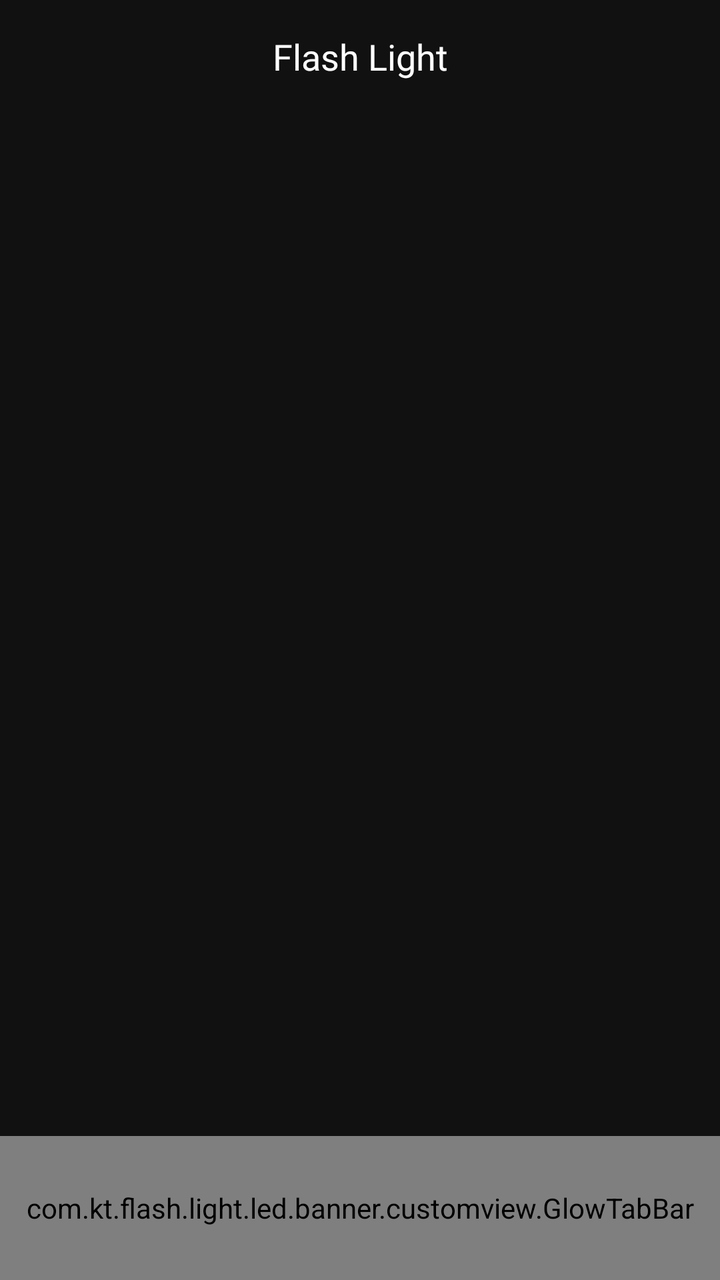
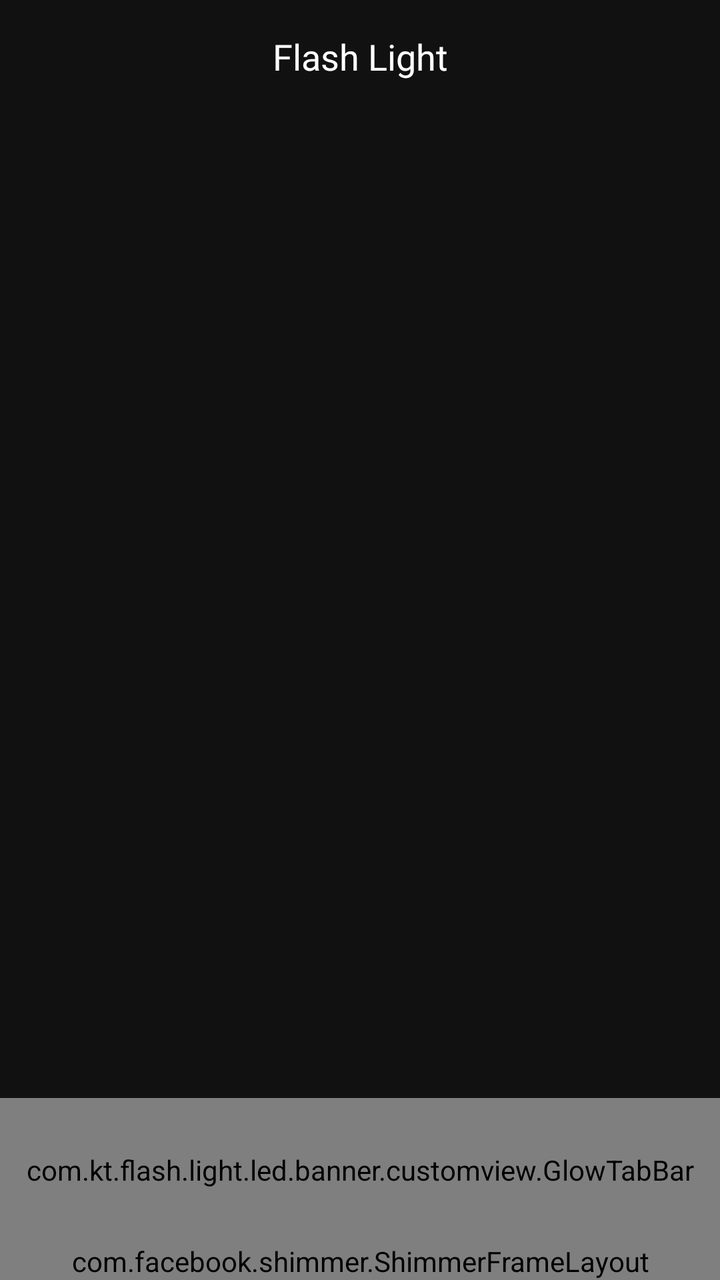

Compare the two renders of this Android layout. The source of the first and the diff that turns it into the second are given below.
<!-- AndroidManifest.xml: application theme Theme.Flashlight -->
<!-- res/layout/activity_main.xml -->
<?xml version="1.0" encoding="utf-8"?>
<LinearLayout xmlns:android="http://schemas.android.com/apk/res/android"
    xmlns:app="http://schemas.android.com/apk/res-auto"
    xmlns:tools="http://schemas.android.com/tools"
    android:id="@+id/main"
    android:clipChildren="false"
    android:clipToPadding="false"
    android:layout_width="match_parent"
    android:layout_height="match_parent"
    android:background="#111111"
    android:orientation="vertical"
    tools:context=".component.main.MainActivity">

    <TextView
        android:id="@+id/screen_title"
        android:layout_width="match_parent"
        android:layout_height="wrap_content"
        android:paddingTop="@dimen/size16"
        android:paddingBottom="@dimen/size8"
        android:gravity="center"
        android:fontFamily="@font/plusjakartasans_semibold"
        android:text="@string/app_name"
        android:textColor="#FFFFFF"
        android:textSize="@dimen/text_size_18" />

    <androidx.viewpager2.widget.ViewPager2
        android:id="@+id/main_pager"
        android:layout_width="match_parent"
        android:layout_height="0dp"
        android:layout_weight="1" />

    <com.kt.flash.light.led.banner.customview.GlowTabBar
        android:id="@+id/bottom_tabs"
        android:layout_width="match_parent"
        android:layout_height="@dimen/size72"
        android:background="#1A1919"
        android:paddingStart="@dimen/size6"
        android:paddingTop="@dimen/size8"
        android:paddingEnd="@dimen/size6"
        android:paddingBottom="@dimen/size8">

        <LinearLayout
            android:id="@+id/tab_flash"
            android:layout_width="0dp"
            android:layout_height="match_parent"
            android:layout_marginStart="0dp"
            android:layout_weight="1"
            android:background="@drawable/bg_main_tab"
            android:clickable="true"
            android:focusable="true"
            android:gravity="center"
            android:orientation="vertical">

            <ImageView
                android:layout_width="@dimen/size26"
                android:layout_height="@dimen/size26"
                android:duplicateParentState="true"
                android:importantForAccessibility="no"
                android:src="@drawable/ic_flashlight"
                app:tint="@color/control_tint" />

            <TextView
                android:layout_width="match_parent"
                android:layout_height="wrap_content"
                android:layout_marginTop="@dimen/size8"
                android:duplicateParentState="true"
                android:fontFamily="@font/plusjakartasans_medium"
                android:gravity="center"
                android:text="@string/flashlight_tab"
                android:textColor="@color/control_tint"
                android:textSize="@dimen/text_size_12" />
        </LinearLayout>

        <LinearLayout
            android:id="@+id/tab_edge"
            android:layout_width="0dp"
            android:layout_height="match_parent"
            android:layout_marginStart="0dp"
            android:layout_weight="1"
            android:background="@drawable/bg_main_tab"
            android:clickable="true"
            android:focusable="true"
            android:gravity="center"
            android:orientation="vertical">

            <ImageView
                android:layout_width="@dimen/size26"
                android:layout_height="@dimen/size26"
                android:duplicateParentState="true"
                android:importantForAccessibility="no"
                android:src="@drawable/ic_edge_off"
                app:tint="@color/control_tint" />

            <TextView
                android:layout_width="match_parent"
                android:layout_height="wrap_content"
                android:layout_marginTop="@dimen/size8"
                android:duplicateParentState="true"
                android:fontFamily="@font/plusjakartasans_medium"
                android:gravity="center"
                android:text="@string/edge_lighting"
                android:textColor="@color/control_tint"
                android:textSize="@dimen/text_size_12" />
        </LinearLayout>

        <LinearLayout
            android:id="@+id/tab_led"
            android:layout_width="0dp"
            android:layout_height="match_parent"
            android:layout_marginStart="0dp"
            android:layout_weight="1"
            android:background="@drawable/bg_main_tab"
            android:clickable="true"
            android:focusable="true"
            android:gravity="center"
            android:orientation="vertical">

            <ImageView
                android:layout_width="@dimen/size26"
                android:layout_height="@dimen/size26"
                android:duplicateParentState="true"
                android:importantForAccessibility="no"
                android:src="@drawable/ic_led_off"
                app:tint="@color/control_tint" />

            <TextView
                android:layout_width="match_parent"
                android:layout_height="wrap_content"
                android:layout_marginTop="@dimen/size8"
                android:duplicateParentState="true"
                android:fontFamily="@font/plusjakartasans_medium"
                android:gravity="center"
                android:text="@string/led"
                android:textColor="@color/control_tint"
                android:textSize="@dimen/text_size_12" />
        </LinearLayout>

        <LinearLayout
            android:id="@+id/tab_alert"
            android:layout_width="0dp"
            android:layout_height="match_parent"
            android:layout_marginStart="0dp"
            android:layout_weight="1"
            android:background="@drawable/bg_main_tab"
            android:clickable="true"
            android:focusable="true"
            android:gravity="center"
            android:orientation="vertical">

            <ImageView
                android:layout_width="@dimen/size26"
                android:layout_height="@dimen/size26"
                android:duplicateParentState="true"
                android:importantForAccessibility="no"
                android:src="@drawable/ic_sos"
                app:tint="@color/control_tint" />

            <TextView
                android:layout_width="match_parent"
                android:layout_height="wrap_content"
                android:layout_marginTop="@dimen/size8"
                android:duplicateParentState="true"
                android:fontFamily="@font/plusjakartasans_medium"
                android:gravity="center"
                android:text="@string/flash_alert"
                android:textColor="@color/control_tint"
                android:textSize="@dimen/text_size_12" />
        </LinearLayout>
    </com.kt.flash.light.led.banner.customview.GlowTabBar>
</LinearLayout>
<!-- resources referenced by this layout -->
<resources>
  <dimen name="size16">16dp</dimen>
  <dimen name="size26">26dp</dimen>
  <dimen name="size6">6dp</dimen>
  <dimen name="size72">72dp</dimen>
  <dimen name="size8">8dp</dimen>
  <dimen name="text_size_12">12sp</dimen>
  <dimen name="text_size_18">18sp</dimen>
  <!-- drawable bg_main_tab (drawable) -->
  <?xml version="1.0" encoding="utf-8"?>
  <ripple xmlns:android="http://schemas.android.com/apk/res/android"
      android:color="#1A1919">
      <item>
          <selector>
              <item android:state_selected="true" android:drawable="@drawable/bg_choose" />
              <item android:drawable="@android:color/transparent" />
          </selector>
      </item>
  </ripple>
  <string name="app_name" translatable="false">Flash Light</string>
  <string name="edge_lighting">Edge Lighting</string>
  <string name="flash_alert">Flash Alert</string>
  <string name="flashlight_tab">Flashlight</string>
  <string name="led">LED</string>
  <style name="Theme.Flashlight" parent="Base.Theme.Flashlight">
          <item name="colorPrimaryDark">@color/color_bg</item>
          <item name="android:windowLightStatusBar">true</item>
          <item name="android:windowFullscreen">true</item>
          <item name="colorAccent">@color/black</item>
          <item name="android:splitMotionEvents">false</item>
          <item name="android:windowEnableSplitTouch">false</item>
      </style>
  <!-- drawable bg_choose (drawable) -->
  <shape xmlns:android="http://schemas.android.com/apk/res/android"
      android:shape="rectangle">
  
      <corners android:radius="12dp"/>
      <size android:width="136dp"
              android:height="136dp"/>
      <gradient
          android:centerColor="#10FFD54F"
          android:endColor="#00FFD54F"
          android:gradientRadius="136dp"
          android:startColor="#30FFD54F"
          android:type="radial" />
  </shape>
  <color name="color_bg">#111111</color>
  <color name="black">#FF000000</color>
  <!-- unchanged entries left out for length: 5 -->
</resources>

<!-- the commit's change to res/layout/activity_main.xml (unified diff, before → after) -->
@@ -15,6 +15,7 @@
         android:id="@+id/screen_title"
         android:layout_width="match_parent"
         android:layout_height="wrap_content"
+        android:layout_marginTop="@dimen/_32sdp"
         android:paddingTop="@dimen/size16"
         android:paddingBottom="@dimen/size8"
         android:gravity="center"
@@ -52,6 +53,7 @@
             android:orientation="vertical">
 
             <ImageView
+                android:id="@+id/tvFlash"
                 android:layout_width="@dimen/size26"
                 android:layout_height="@dimen/size26"
                 android:duplicateParentState="true"
@@ -68,7 +70,13 @@
                 android:gravity="center"
                 android:text="@string/flashlight_tab"
                 android:textColor="@color/control_tint"
-                android:textSize="@dimen/text_size_12" />
+                android:textSize="@dimen/text_size_12"
+
+                android:singleLine="true"
+                android:ellipsize="marquee"
+                android:marqueeRepeatLimit="marquee_forever"
+                android:scrollHorizontally="true"
+                android:focusable="false"/>
         </LinearLayout>
 
         <LinearLayout
@@ -92,6 +100,7 @@
                 app:tint="@color/control_tint" />
 
             <TextView
+                android:id="@+id/tvEdge"
                 android:layout_width="match_parent"
                 android:layout_height="wrap_content"
                 android:layout_marginTop="@dimen/size8"
@@ -100,7 +109,13 @@
                 android:gravity="center"
                 android:text="@string/edge_lighting"
                 android:textColor="@color/control_tint"
-                android:textSize="@dimen/text_size_12" />
+                android:textSize="@dimen/text_size_12"
+
+                android:singleLine="true"
+                android:ellipsize="marquee"
+                android:marqueeRepeatLimit="marquee_forever"
+                android:scrollHorizontally="true"
+                android:focusable="false"/>
         </LinearLayout>
 
         <LinearLayout
@@ -124,6 +139,7 @@
                 app:tint="@color/control_tint" />
 
             <TextView
+                android:id="@+id/tvLed"
                 android:layout_width="match_parent"
                 android:layout_height="wrap_content"
                 android:layout_marginTop="@dimen/size8"
@@ -132,7 +148,13 @@
                 android:gravity="center"
                 android:text="@string/led"
                 android:textColor="@color/control_tint"
-                android:textSize="@dimen/text_size_12" />
+                android:textSize="@dimen/text_size_12"
+
+                android:singleLine="true"
+                android:ellipsize="marquee"
+                android:marqueeRepeatLimit="marquee_forever"
+                android:scrollHorizontally="true"
+                android:focusable="false"/>
         </LinearLayout>
 
         <LinearLayout
@@ -156,6 +178,7 @@
                 app:tint="@color/control_tint" />
 
             <TextView
+                android:id="@+id/tvAlert"
                 android:layout_width="match_parent"
                 android:layout_height="wrap_content"
                 android:layout_marginTop="@dimen/size8"
@@ -164,7 +187,105 @@
                 android:gravity="center"
                 android:text="@string/flash_alert"
                 android:textColor="@color/control_tint"
-                android:textSize="@dimen/text_size_12" />
+                android:textSize="@dimen/text_size_12"
+
+                android:singleLine="true"
+                android:ellipsize="marquee"
+                android:marqueeRepeatLimit="marquee_forever"
+                android:scrollHorizontally="true"
+                android:focusable="false"/>
         </LinearLayout>
     </com.kt.flash.light.led.banner.customview.GlowTabBar>
+    <FrameLayout
+        android:id="@+id/frAdsBanner"
+        android:layout_width="match_parent"
+        android:layout_height="wrap_content"
+        app:layout_constraintBottom_toBottomOf="parent">
+
+        <include layout="@layout/layout_banner_control" />
+    </FrameLayout>
 </LinearLayout>
+<!-- res/layout/layout_banner_control.xml (included above) -->
+<?xml version="1.0" encoding="utf-8"?>
+<com.facebook.shimmer.ShimmerFrameLayout xmlns:android="http://schemas.android.com/apk/res/android"
+    xmlns:app="http://schemas.android.com/apk/res-auto"
+    android:id="@+id/shimmer_container_banner"
+    android:layout_width="match_parent"
+    android:layout_height="wrap_content"
+    android:background="@drawable/bg_card_ads"
+    app:shimmer_auto_start="true"
+    app:shimmer_base_color="#ccc">
+
+    <RelativeLayout
+        android:layout_width="fill_parent"
+        android:layout_height="56dip"
+        android:background="@color/colorWhite">
+
+        <LinearLayout
+            android:layout_width="match_parent"
+            android:layout_height="match_parent"
+            android:gravity="center"
+            android:orientation="horizontal">
+
+            <ImageView
+                android:layout_width="50dip"
+                android:layout_height="50dip"
+                android:background="@color/lightTransparent"
+                android:padding="5dip"
+                android:scaleType="centerCrop" />
+
+            <LinearLayout
+                android:layout_width="0dip"
+                android:layout_height="match_parent"
+                android:layout_gravity="center"
+                android:layout_marginLeft="5dip"
+                android:layout_marginRight="5dip"
+                android:layout_weight="1"
+                android:gravity="center"
+                android:orientation="vertical">
+
+                <TextView
+                    android:layout_width="match_parent"
+                    android:layout_height="wrap_content"
+                    android:layout_marginTop="5dip"
+                    android:background="@color/lightTransparent"
+                    android:ellipsize="end"
+                    android:lines="1"
+                    android:textColor="@android:color/black"
+                    android:textSize="15.0sp" />
+
+                <TextView
+                    android:layout_width="match_parent"
+                    android:layout_height="wrap_content"
+                    android:layout_marginBottom="5dip"
+                    android:background="@color/lightTransparent"
+                    android:ellipsize="end"
+                    android:lines="1"
+                    android:textColor="@android:color/darker_gray"
+                    android:textSize="14.0sp" />
+
+            </LinearLayout>
+
+            <Button
+                android:layout_width="wrap_content"
+                android:layout_height="wrap_content"
+                android:layout_gravity="center"
+                android:layout_marginTop="5dip"
+                android:layout_marginRight="10dip"
+                android:layout_marginBottom="5dip"
+                android:background="@color/lightTransparent"
+                android:gravity="center"
+                android:paddingLeft="5dip"
+                android:paddingRight="5dip"
+                android:textColor="@android:color/white"
+                android:textSize="12.0sp"
+                android:textStyle="bold" />
+
+        </LinearLayout>
+
+        <TextView
+            style="@style/AppTheme.Ads"
+            android:layout_alignParentLeft="true"
+            android:layout_alignParentTop="true" />
+    </RelativeLayout>
+</com.facebook.shimmer.ShimmerFrameLayout>
<!-- resource entries referenced after the edit -->
@@ -1,5 +1,7 @@
 <!-- resources referenced by this layout -->
 <resources>
+  <color name="colorWhite">#ffffffff</color>
+  <color name="lightTransparent">#16000000</color>
   <dimen name="size16">16dp</dimen>
   <dimen name="size26">26dp</dimen>
   <dimen name="size6">6dp</dimen>
@@ -7,6 +9,16 @@
   <dimen name="size8">8dp</dimen>
   <dimen name="text_size_12">12sp</dimen>
   <dimen name="text_size_18">18sp</dimen>
+  <!-- drawable bg_card_ads (drawable) -->
+  <?xml version="1.0" encoding="utf-8"?>
+  <shape android:shape="rectangle"
+      xmlns:android="http://schemas.android.com/apk/res/android">
+      <corners android:radius="10.0dip" />
+      <solid android:color="@color/colorWhite" />
+      <stroke
+          android:width="1.0dip"
+          android:color="@color/stockeCard" />
+  </shape>
   <!-- drawable bg_main_tab (drawable) -->
   <?xml version="1.0" encoding="utf-8"?>
   <ripple xmlns:android="http://schemas.android.com/apk/res/android"
@@ -23,6 +35,21 @@
   <string name="flash_alert">Flash Alert</string>
   <string name="flashlight_tab">Flashlight</string>
   <string name="led">LED</string>
+  <style name="AppTheme.Ads" parent="@style/AdsAppTheme">
+          <item name="android:textSize">11.0sp</item>
+          <item name="android:textColor">#ffffff</item>
+          <item name="android:gravity">center</item>
+          <item name="android:layout_gravity">left</item>
+          <item name="android:background">@drawable/ads_icon</item>
+          <item name="android:paddingLeft">3.0dip</item>
+          <item name="android:paddingRight">6.0dip</item>
+          <item name="android:paddingBottom">1.0dip</item>
+          <item name="android:layout_width">wrap_content</item>
+          <item name="android:layout_height">wrap_content</item>
+          <item name="android:minWidth">15.0px</item>
+          <item name="android:minHeight">15.0px</item>
+          <item name="android:text">Ad</item>
+      </style>
   <style name="Theme.Flashlight" parent="Base.Theme.Flashlight">
           <item name="colorPrimaryDark">@color/color_bg</item>
           <item name="android:windowLightStatusBar">true</item>
@@ -31,6 +58,7 @@
           <item name="android:splitMotionEvents">false</item>
           <item name="android:windowEnableSplitTouch">false</item>
       </style>
+  <color name="stockeCard">#5E58595A</color>
   <!-- drawable bg_choose (drawable) -->
   <shape xmlns:android="http://schemas.android.com/apk/res/android"
       android:shape="rectangle">
@@ -45,8 +73,20 @@
           android:startColor="#30FFD54F"
           android:type="radial" />
   </shape>
+  <style name="AdsAppTheme" parent="Theme.AppCompat.Light" />
+  <!-- drawable ads_icon (drawable) -->
+  <?xml version="1.0" encoding="utf-8"?>
+  <shape
+      xmlns:android="http://schemas.android.com/apk/res/android">
+      <solid android:color="@color/colorAds" />
+      <corners android:radius="1dp"
+          android:bottomLeftRadius="2dp" android:bottomRightRadius="13dp"
+          android:topRightRadius="2dp" android:topLeftRadius="10dp"/>
+  
+  </shape>
   <color name="color_bg">#111111</color>
   <color name="black">#FF000000</color>
+  <color name="colorAds">#068abf</color>
   <!-- unchanged entries left out for length: 5 -->
 </resources>
 
